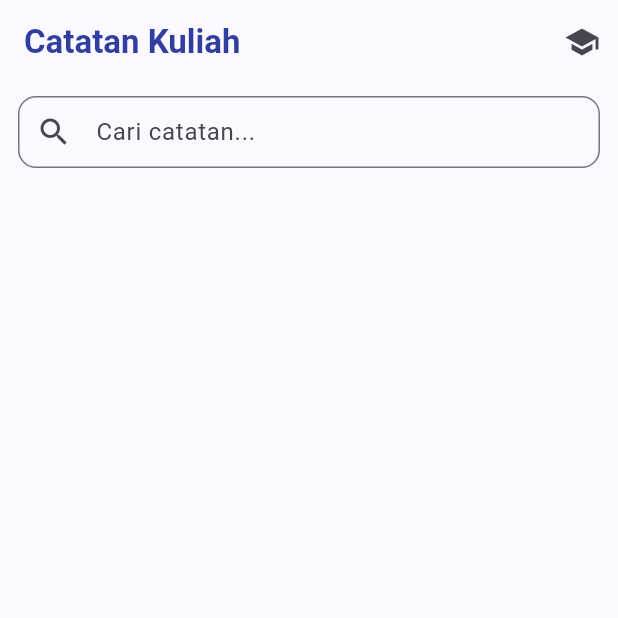
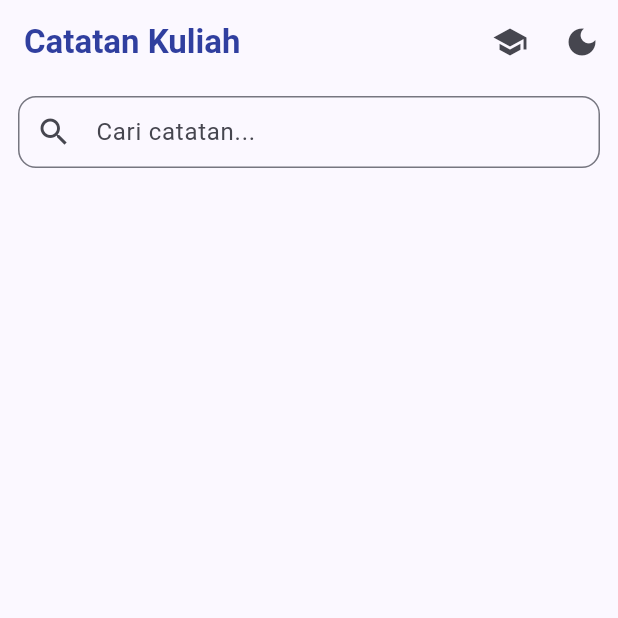
Before and after one commit to aryadarmasaputra/Tugas_PAB2, a Flutter app: the screen it shows after launch, on a phone screen of 412 x 824 dp, the top half of it. Run offline on Flutter 3.47's test engine with Material 3 defaults, Android fonts, the phone set to English and light mode, and no system bars; our stand-ins replace firebase_core, firebase_database; accounts and stored records are empty.

```diff
--- a/catatan_kuliah/lib/main.dart
+++ b/catatan_kuliah/lib/main.dart
@@ -2,6 +2,10 @@ import 'package:flutter/material.dart';
 import 'package:firebase_core/firebase_core.dart';
 import 'firebase_options.dart';
 import 'package:catatan_kuliah/screens/home_screen.dart';
+
+final ValueNotifier<ThemeMode> themeModeNotifier = ValueNotifier(
+  ThemeMode.light,
+);
 
 void main() async {
   WidgetsFlutterBinding.ensureInitialized();
@@ -14,6 +18,9 @@ class MyApp extends StatelessWidget {
 
   @override
   Widget build(BuildContext context) {
+    return ValueListenableBuilder<ThemeMode>(
+      valueListenable: themeModeNotifier,
+      builder: (context, mode, _) {
         return MaterialApp(
           title: 'Catatan Kuliah',
           debugShowCheckedModeBanner: false,
@@ -21,7 +28,14 @@ class MyApp extends StatelessWidget {
             colorScheme: ColorScheme.fromSeed(seedColor: Colors.indigo),
             useMaterial3: true,
           ),
+          darkTheme: ThemeData(
+            colorScheme: ColorScheme.fromSeed(seedColor: Colors.indigo, brightness: Brightness.dark),
+            useMaterial3: true,
+          ),
+          themeMode: mode,
           home: const HomeScreen(),
+        );
+      },
     );
   }
 }
--- a/catatan_kuliah/lib/screens/home_screen.dart
+++ b/catatan_kuliah/lib/screens/home_screen.dart
@@ -1,3 +1,4 @@
+import 'package:catatan_kuliah/main.dart';
 import 'package:catatan_kuliah/models/course.dart';
 import 'package:flutter/material.dart';
 import 'package:intl/intl.dart';
@@ -22,6 +23,12 @@ class _HomeScreenState extends State<HomeScreen> {
   void dispose() {
     _searchController.dispose();
     super.dispose();
+  }
+
+  void _toggleTheme() {
+    themeModeNotifier.value = themeModeNotifier.value == ThemeMode.dark
+        ? ThemeMode.light
+        : ThemeMode.dark;
   }
 
   String formatTime(DateTime dateTime) {
@@ -91,6 +98,16 @@ class _HomeScreenState extends State<HomeScreen> {
             },
             icon: const Icon(Icons.school),
             tooltip: 'Kelola Mata Kuliah',
+          ),
+          ValueListenableBuilder<ThemeMode>(
+            valueListenable: themeModeNotifier,
+            builder: (_, mode, __) => IconButton(
+              onPressed: _toggleTheme,
+              icon: Icon(
+                mode == ThemeMode.dark ? Icons.light_mode : Icons.dark_mode,
+              ),
+              tooltip: mode == ThemeMode.dark ? 'Light Mode' : 'Dark Mode',
+            ),
           ),
         ],
       ),
```
Lines whose indentation alone changed are shown as unchanged.
